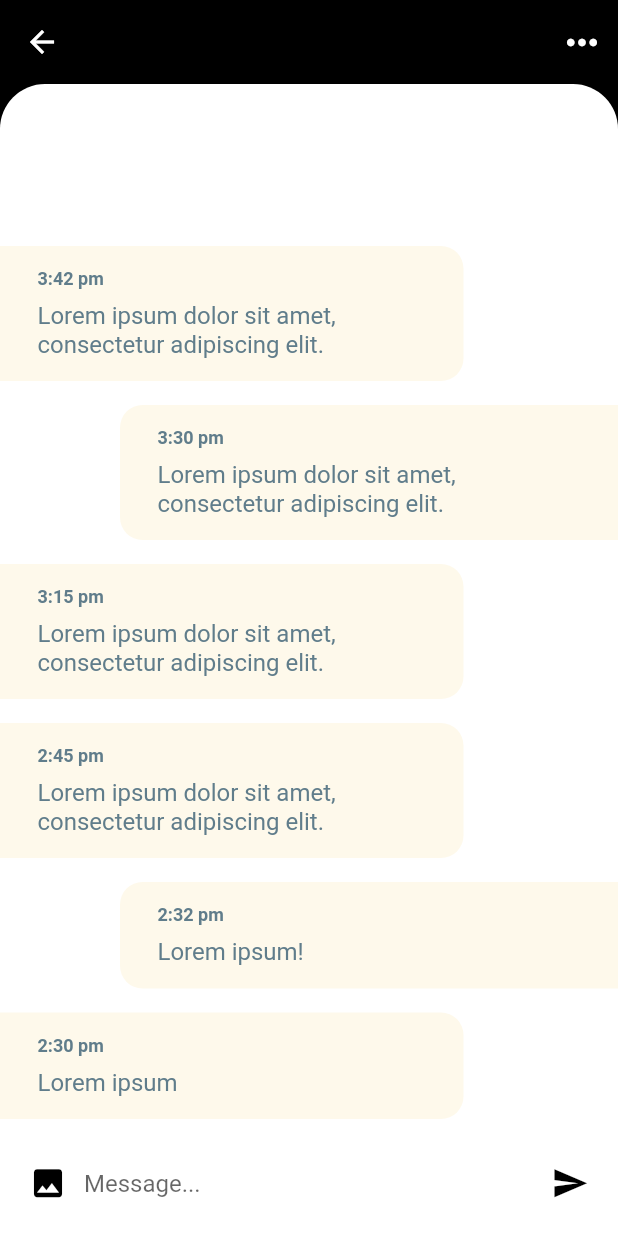
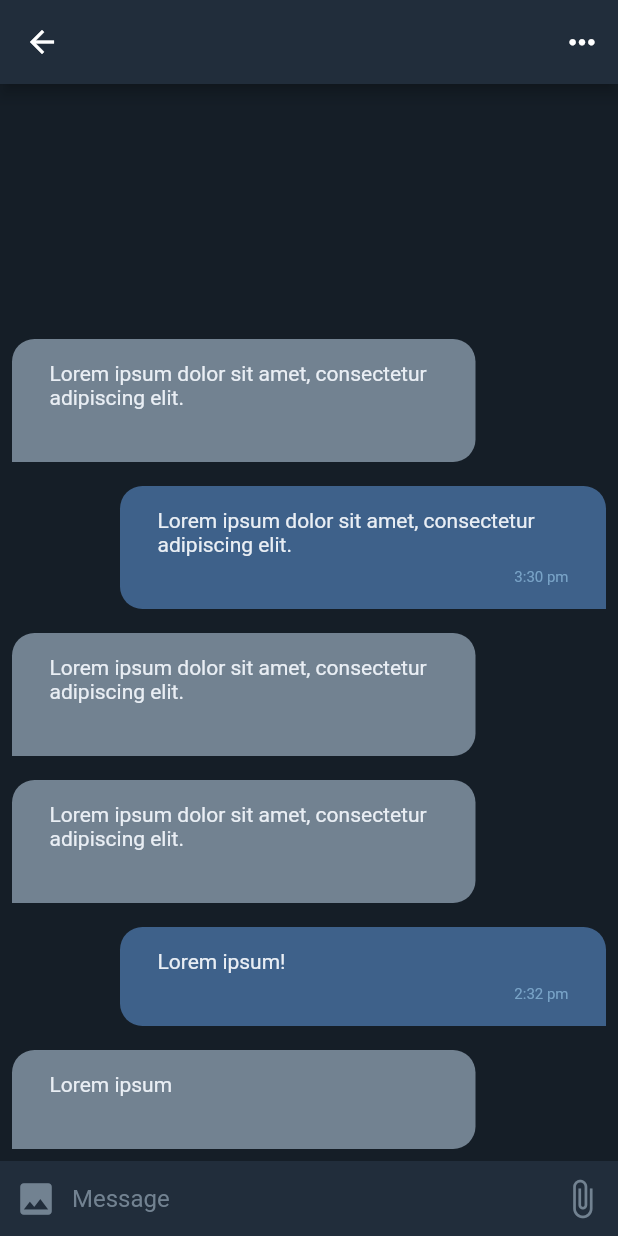
Before and after one commit to mateigraura/wirebo-mobile, a Flutter app: the ChatScreen screen opened directly with empty values, on a phone screen of 412 x 824 dp. Run offline on Flutter 3.47's test engine with Material 2 defaults, Android fonts, the phone set to English and light mode, and no system bars; our stand-ins replace flutter_secure_storage; missing offline and left inert: cryptography, global_configuration; accounts and stored records are empty.

Commit message:
improve layout and styling

```diff
--- a/lib/screens/chat_screen.dart
+++ b/lib/screens/chat_screen.dart
@@ -1,6 +1,7 @@
 import 'package:flutter/material.dart';
+import 'package:wirebo/models/user.dart';
+import 'package:wirebo/style/colors.dart';
 import 'package:wirebo/models/message.dart';
-import 'package:wirebo/models/user.dart';
 import 'package:wirebo/services/message_service.dart';
 
 class ChatScreen extends StatefulWidget {
@@ -16,49 +17,45 @@ class _ChatScreenState extends State<ChatScreen> {
   _messageBubble(Message message, bool isMe) {
     final Container msg = Container(
       margin: isMe
-          ? EdgeInsets.only(
-              top: 8.0,
-              bottom: 8.0,
-              left: 80.0,
-            )
-          : EdgeInsets.only(
-              top: 8.0,
-              bottom: 8.0,
-            ),
+          ? EdgeInsets.only(top: 8.0, bottom: 8.0, left: 80.0, right: 8.0)
+          : EdgeInsets.only(top: 8.0, bottom: 8.0, left: 8.0),
       padding: EdgeInsets.symmetric(horizontal: 25.0, vertical: 15.0),
       width: MediaQuery.of(context).size.width * 0.75,
       decoration: BoxDecoration(
-        color: Theme.of(context).accentColor,
-        borderRadius: isMe
-            ? BorderRadius.only(
+        color: isMe ? chatBubbleMe : chatBubbleFriend,
+        borderRadius: BorderRadius.only(
             topLeft: Radius.circular(15.0),
-                bottomLeft: Radius.circular(15.0),
-              )
-            : BorderRadius.only(
+            bottomLeft: isMe ? Radius.circular(15.0) : Radius.zero,
             topRight: Radius.circular(15.0),
-                bottomRight: Radius.circular(15.0),
-              ),
+            bottomRight: isMe ? Radius.zero : Radius.circular(15.0)),
       ),
       child: Column(
         crossAxisAlignment: CrossAxisAlignment.start,
         children: <Widget>[
-          Text(
-            message.time,
-            style: TextStyle(
-              color: Colors.blueGrey,
-              fontSize: 12.0,
-              fontWeight: FontWeight.w600,
-            ),
-          ),
-          SizedBox(height: 8.0),
-          Text(
+          GestureDetector(
+            onTap: () {},
+            child: SelectableText(
               message.text,
               style: TextStyle(
-              color: Colors.blueGrey,
-              fontSize: 16.0,
+                color: appWhite,
+                fontSize: 14.0,
                 fontWeight: FontWeight.w400,
               ),
             ),
+          ),
+          Align(
+              alignment: Alignment.bottomRight,
+              child: Container(
+                margin: EdgeInsets.only(top: 8.0),
+                child: Text(
+                  message.time,
+                  style: TextStyle(
+                    color: isMe ? chatBubbleTimeMe : chatLighGrey,
+                    fontSize: 10.0,
+                    fontWeight: FontWeight.w400,
+                  ),
+                ),
+              )),
         ],
       ),
     );
@@ -72,31 +69,41 @@ class _ChatScreenState extends State<ChatScreen> {
 
   _messageInput() {
     return Container(
-      padding: EdgeInsets.symmetric(horizontal: 8.0),
-      height: 70.0,
-      color: Colors.white,
+      height: 50.0,
+      color: Theme.of(context).primaryColor,
       child: Row(
         children: <Widget>[
-          IconButton(
+          Material(
+            color: Theme.of(context).primaryColor,
+            child: IconButton(
               icon: Icon(Icons.photo),
-            iconSize: 25.0,
-            color: Theme.of(context).primaryColor,
+              iconSize: 28.0,
+              color: chatLighGrey,
               onPressed: () {},
+            ),
           ),
           Expanded(
             child: TextField(
               textCapitalization: TextCapitalization.sentences,
+              textInputAction: TextInputAction.newline,
+              keyboardType: TextInputType.multiline,
+              minLines: 1,
+              maxLines: 5,
               onChanged: (value) {},
               decoration: InputDecoration.collapsed(
-                hintText: 'Message...',
+                  hintText: 'Message',
+                  hintStyle: TextStyle(color: chatBubbleFriend)),
+              style: TextStyle(color: appWhite),
             ),
           ),
+          Material(
+            color: Theme.of(context).primaryColor,
+            child: IconButton(
+              icon: Icon(Icons.attach_file),
+              iconSize: 28.0,
+              color: chatLighGrey,
+              onPressed: () {},
             ),
-          IconButton(
-            icon: Icon(Icons.send),
-            iconSize: 25.0,
-            color: Theme.of(context).primaryColor,
-            onPressed: () {},
           ),
         ],
       ),
@@ -106,20 +113,18 @@ class _ChatScreenState extends State<ChatScreen> {
   @override
   Widget build(BuildContext context) {
     return Scaffold(
-      backgroundColor: Theme.of(context).primaryColor,
+      backgroundColor: chatBackground,
       appBar: AppBar(
         title: Text(
           widget.user.name,
           style: TextStyle(
-            fontSize: 20.0,
-            fontWeight: FontWeight.bold,
+            fontSize: 18.0,
           ),
         ),
-        elevation: 0.0,
         actions: <Widget>[
           IconButton(
             icon: Icon(Icons.more_horiz),
-            iconSize: 30.0,
+            iconSize: 25.0,
             color: Colors.white,
             onPressed: () {},
           ),
@@ -131,18 +136,7 @@ class _ChatScreenState extends State<ChatScreen> {
           children: <Widget>[
             Expanded(
               child: Container(
-                decoration: BoxDecoration(
-                  color: Colors.white,
-                  borderRadius: BorderRadius.only(
-                    topLeft: Radius.circular(30.0),
-                    topRight: Radius.circular(30.0),
-                  ),
-                ),
                 child: ClipRRect(
-                  borderRadius: BorderRadius.only(
-                    topLeft: Radius.circular(30.0),
-                    topRight: Radius.circular(30.0),
-                  ),
                   child: ListView.builder(
                     reverse: true,
                     padding: EdgeInsets.only(top: 15.0),
--- /dev/null
+++ b/lib/style/colors.dart
@@ -0,0 +1,8 @@
+import 'package:flutter/material.dart';
+
+final chatBackground = Color(0xFF151E27);
+final chatBubbleMe = Color(0xFF3E618A);
+final chatBubbleFriend = Color(0xFF728291);
+final chatBubbleTimeMe = Color(0xFF78A3C7);
+final chatLighGrey = Color(0xFF728291);
+final appWhite = Color(0xFFE9EEF4);
--- a/lib/widgets/chat_list.dart
+++ b/lib/widgets/chat_list.dart
@@ -12,7 +12,7 @@ class ChatList extends StatelessWidget {
           color: Colors.white,
           borderRadius: BorderRadius.only(
             topLeft: Radius.circular(30.0),
-            topRight: Radius.circular(30.0),
+            topRight: Radius.circular(35.0),
           ),
         ),
         child: ClipRRect(
```
Also changed, not shown: lib/main.dart (+9 -2 lines), lib/screens/home_screen.dart (+49 -22 lines), lib/screens/menu_screen.dart (+19 -7 lines), assets/images/default-avatar.jpg (deleted), assets/images/default-avatar.png (added). Lines whose indentation alone changed are shown as unchanged.
